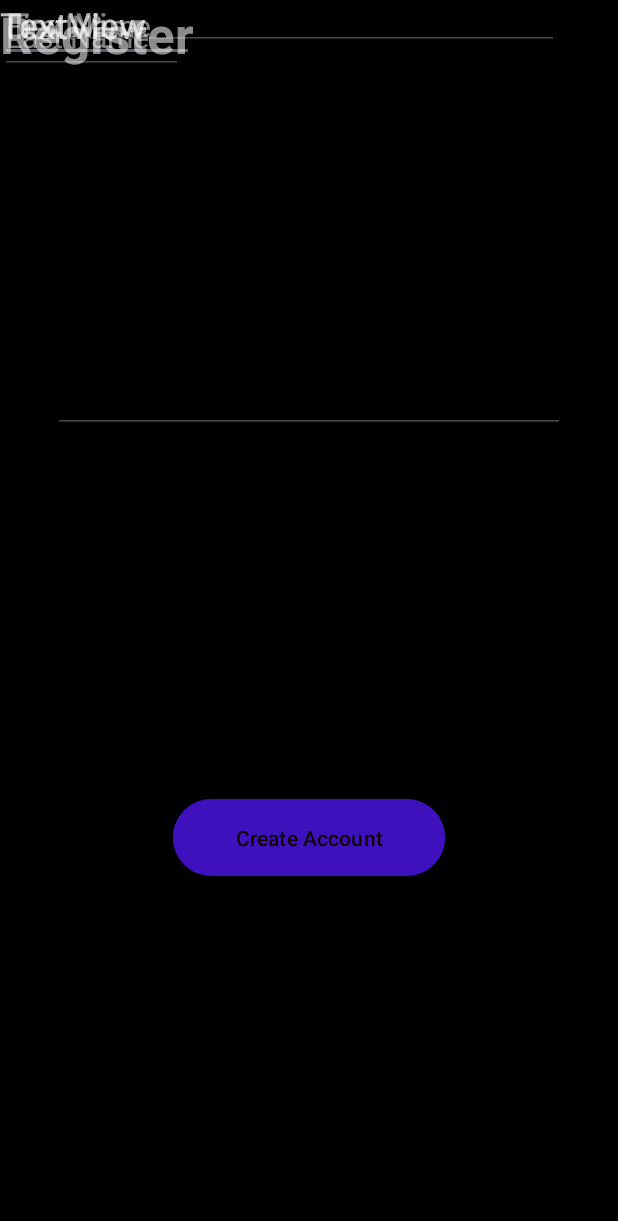
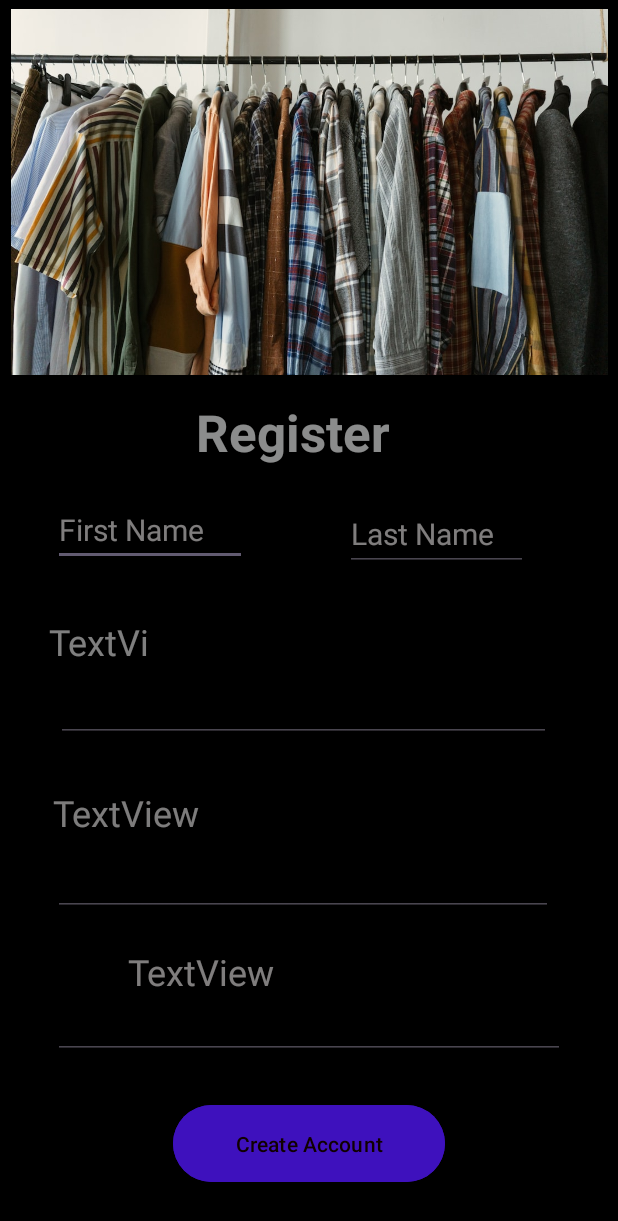
Before and after one commit to omar5o9/WardrobeWizard, an Android app: the screen it shows after launch (Register_Screen), after a tap on "No Account yet? create One", on a phone screen of 412 x 824 dp. Shown: the top 1221 px of the screen. Run offline under Robolectric (Android 15) with nearby library versions, the phone set to English and light mode, and no system bars; our stand-ins replace Firebase (no records; nobody signed in at launch, a user with empty details on screens opened directly); 1 other tap on this screen came first.

Commit message:
Fixed_forgot password added constraints to Registration screen

```diff
--- a/app/src/main/AndroidManifest.xml
+++ b/app/src/main/AndroidManifest.xml
@@ -25,6 +25,12 @@
             android:name=".Register_Screen"
             android:exported="true">
         </activity>
+
+        <activity
+            android:name=".Forgot_Password"
+            android:exported="true">
+        </activity>
+
     </application>
 
 </manifest>
--- /dev/null
+++ b/app/src/main/java/com/example/wardrobewizard/Forgot_Password.java
@@ -0,0 +1,4 @@
+package com.example.wardrobewizard;
+
+public class Forgot_Password {
+}
--- a/app/src/main/java/com/example/wardrobewizard/Login_Screen.java
+++ b/app/src/main/java/com/example/wardrobewizard/Login_Screen.java
@@ -21,6 +21,7 @@ public class Login_Screen extends AppCompatActivity {
     private EditText editTextPassword;
     private Button buttonLogin;
     private TextView textViewRegister;
+    private TextView textViewForgotPassword;
 
 
     @Override
@@ -37,6 +38,7 @@ public class Login_Screen extends AppCompatActivity {
         editTextPassword = findViewById(R.id.editTextTextPassword);
         buttonLogin = findViewById(R.id.buttonLogin);
         textViewRegister = findViewById(R.id.textViewRegister);
+        textViewForgotPassword = findViewById(R.id.forgotPassword);
 
         //click listener is set, which triggers the login process when the button is clicked.
         buttonLogin.setOnClickListener(new View.OnClickListener() {
@@ -62,6 +64,14 @@ public class Login_Screen extends AppCompatActivity {
             }
         });
 
+        textViewForgotPassword.setOnClickListener(new View.OnClickListener() {
+            @Override
+            public void onClick(View v) {
+                // Handle the click event for the "Forgot Password" TextView
+                Intent intent = new Intent(Login_Screen.this, Forgot_Password.class);
+                startActivity(intent);
+            }
+        });
     }
 
     //perform basic validation
@@ -101,7 +111,7 @@ public class Login_Screen extends AppCompatActivity {
                             finish(); // Optional: Finish the login activity to prevent the user from going back
                         } else {
                             // Authentication failed, show an error message or handle the failure case
-                            Toast.makeText(Login_Screen.this, "Authentication failed.",
+                            Toast.makeText(Login_Screen.this, "Invalid Login.",
                                     Toast.LENGTH_SHORT).show();
                         }
                     }
--- a/app/src/main/res/layout/registration_screen.xml
+++ b/app/src/main/res/layout/registration_screen.xml
@@ -10,42 +10,79 @@
         android:id="@+id/FirstName"
         android:layout_width="129dp"
         android:layout_height="41dp"
+        android:layout_marginStart="35dp"
+        android:layout_marginTop="15dp"
+        android:layout_marginEnd="15dp"
+        android:layout_marginBottom="20dp"
         android:ems="10"
         android:inputType="text"
         android:text="First Name"
         android:textColor="#80FDFAFA"
         android:textSize="20sp"
-        tools:layout_editor_absoluteX="39dp"
-        tools:layout_editor_absoluteY="319dp" />
+        app:layout_constraintBottom_toTopOf="@+id/Email"
+        app:layout_constraintEnd_toStartOf="@+id/LastName"
+        app:layout_constraintStart_toStartOf="parent"
+        app:layout_constraintTop_toBottomOf="@+id/Register"
+        app:layout_constraintVertical_bias="0.0" />
 
     <EditText
         android:id="@+id/LastName"
         android:layout_width="122dp"
         android:layout_height="49dp"
+        android:layout_marginStart="50dp"
+        android:layout_marginTop="7dp"
+        android:layout_marginEnd="60dp"
+        android:layout_marginBottom="70dp"
         android:ems="10"
         android:inputType="text"
         android:text="Last Name"
         android:textColor="#80FDFAFA"
         android:textSize="20sp"
-        tools:layout_editor_absoluteX="254dp"
-        tools:layout_editor_absoluteY="311dp" />
+        app:layout_constraintBottom_toTopOf="@+id/email_Enter"
+        app:layout_constraintEnd_toEndOf="parent"
+        app:layout_constraintStart_toEndOf="@+id/FirstName"
+        app:layout_constraintTop_toBottomOf="@+id/Register"
+        app:layout_constraintVertical_bias="1.0" />
+
+    <TextView
+        android:id="@+id/Register"
+        style="@style/Widget.AppCompat.TextView"
+        android:layout_width="151dp"
+        android:layout_height="51dp"
+        android:layout_marginStart="121dp"
+        android:layout_marginTop="15dp"
+        android:layout_marginEnd="121dp"
+        android:layout_marginBottom="7dp"
+        android:selectAllOnFocus="false"
+        android:text="Register"
+        android:textColor="#8CFEFFFF"
+        android:textColorHighlight="#03A9F4"
+        android:textColorHint="#981616"
+        android:textIsSelectable="false"
+        android:textSize="34sp"
+        android:textStyle="bold"
+        app:layout_constraintBottom_toTopOf="@+id/LastName"
+        app:layout_constraintEnd_toEndOf="parent"
+        app:layout_constraintStart_toStartOf="parent"
+        app:layout_constraintTop_toBottomOf="@+id/HeaderIMG" />
 
     <ImageView
         android:id="@+id/HeaderIMG"
-        android:layout_width="431dp"
-        android:layout_height="0dp"
-        android:layout_marginBottom="74dp"
+        android:layout_width="398dp"
+        android:layout_height="244dp"
+        android:layout_marginBottom="75dp"
         android:scaleType="centerCrop"
         app:layout_constraintBottom_toTopOf="@+id/LastName"
+        app:layout_constraintEnd_toEndOf="parent"
+        app:layout_constraintStart_toStartOf="parent"
         app:layout_constraintTop_toTopOf="parent"
-        app:srcCompat="@drawable/r"
-        tools:layout_editor_absoluteX="-2dp" />
+        app:srcCompat="@drawable/r" />
 
     <EditText
         android:id="@+id/email_Enter"
         android:layout_width="330dp"
         android:layout_height="44dp"
-        android:layout_marginStart="71dp"
+        android:layout_marginStart="63dp"
         android:layout_marginEnd="71dp"
         android:layout_marginBottom="23dp"
         android:ems="10"
@@ -53,21 +90,27 @@
         android:textColor="#80F8F5F5"
         app:layout_constraintBottom_toTopOf="@+id/Password"
         app:layout_constraintEnd_toEndOf="parent"
-        app:layout_constraintHorizontal_bias="0.409"
+        app:layout_constraintHorizontal_bias="0.506"
         app:layout_constraintStart_toStartOf="parent"
         app:layout_constraintTop_toBottomOf="@+id/Email"
-        app:layout_constraintVertical_bias="0.847" />
+        app:layout_constraintVertical_bias="0.55" />
 
     <TextView
         android:id="@+id/Email"
         android:layout_width="72dp"
         android:layout_height="31dp"
+        android:layout_marginStart="20dp"
+        android:layout_marginTop="10dp"
+        android:layout_marginEnd="305dp"
+        android:layout_marginBottom="4dp"
         android:text="TextView"
         android:textAlignment="textEnd"
         android:textColor="#80FDFDFD"
         android:textSize="24sp"
-        tools:layout_editor_absoluteX="155dp"
-        tools:layout_editor_absoluteY="397dp"
+        app:layout_constraintBottom_toTopOf="@+id/email_Enter"
+        app:layout_constraintEnd_toEndOf="parent"
+        app:layout_constraintStart_toStartOf="parent"
+        app:layout_constraintTop_toBottomOf="@+id/FirstName"
         tools:text="Email" />
 
     <EditText
@@ -80,18 +123,26 @@
         android:textColor="#80FAF9F9"
         app:layout_constraintBottom_toTopOf="@+id/ConfirmPassword"
         app:layout_constraintEnd_toEndOf="@+id/email_Enter"
+        app:layout_constraintHorizontal_bias="0.0"
         app:layout_constraintStart_toStartOf="@+id/confirm_password_enter"
-        app:layout_constraintTop_toBottomOf="@+id/Password" />
+        app:layout_constraintTop_toBottomOf="@+id/Password"
+        app:layout_constraintVertical_bias="0.232" />
 
     <TextView
         android:id="@+id/Password"
         android:layout_width="118dp"
         android:layout_height="37dp"
+        android:layout_marginStart="26dp"
+        android:layout_marginTop="5dp"
+        android:layout_marginEnd="249dp"
+        android:layout_marginBottom="4dp"
         android:text="TextView"
         android:textColor="#80FAF7F7"
         android:textSize="24sp"
-        tools:layout_editor_absoluteX="146dp"
-        tools:layout_editor_absoluteY="529dp"
+        app:layout_constraintBottom_toTopOf="@+id/password_Enter"
+        app:layout_constraintEnd_toEndOf="parent"
+        app:layout_constraintStart_toStartOf="parent"
+        app:layout_constraintTop_toBottomOf="@+id/email_Enter"
         tools:text="Password" />
 
     <EditText
@@ -115,35 +166,26 @@
         android:id="@+id/ConfirmPassword"
         android:layout_width="wrap_content"
         android:layout_height="wrap_content"
+        android:layout_marginStart="26dp"
+        android:layout_marginTop="5dp"
+        android:layout_marginEnd="170dp"
+        android:layout_marginBottom="4dp"
         android:text="TextView"
         android:textColor="#80FDFAFA"
         android:textColorHighlight="#0C0101"
         android:textSize="24sp"
-        tools:layout_editor_absoluteX="115dp"
-        tools:layout_editor_absoluteY="670dp"
+        app:layout_constraintBottom_toTopOf="@+id/confirm_password_enter"
+        app:layout_constraintEnd_toEndOf="parent"
+        app:layout_constraintStart_toStartOf="parent"
+        app:layout_constraintTop_toBottomOf="@+id/password_Enter"
         tools:text="Confirm Password" />
-
-    <TextView
-        android:id="@+id/Register"
-        style="@style/Widget.AppCompat.TextView"
-        android:layout_width="151dp"
-        android:layout_height="51dp"
-        android:selectAllOnFocus="false"
-        android:text="Register"
-        android:textColor="#8CFEFFFF"
-        android:textColorHighlight="#03A9F4"
-        android:textColorHint="#981616"
-        android:textIsSelectable="false"
-        android:textSize="34sp"
-        android:textStyle="bold"
-        tools:layout_editor_absoluteX="139dp"
-        tools:layout_editor_absoluteY="251dp" />
 
     <Button
         android:id="@+id/button"
         android:layout_width="181dp"
         android:layout_height="59dp"
-        android:layout_marginBottom="16dp"
+        android:layout_marginTop="5dp"
+        android:layout_marginBottom="30dp"
         android:backgroundTint="#3E11BD"
         android:text="Create Account"
         android:textColor="#100000"
```
Also changed, not shown: app/src/main/res/layout/forgot_password.xml (added, +38 -0 lines), app/src/main/res/layout/login_screen.xml (+9 -9 lines).
